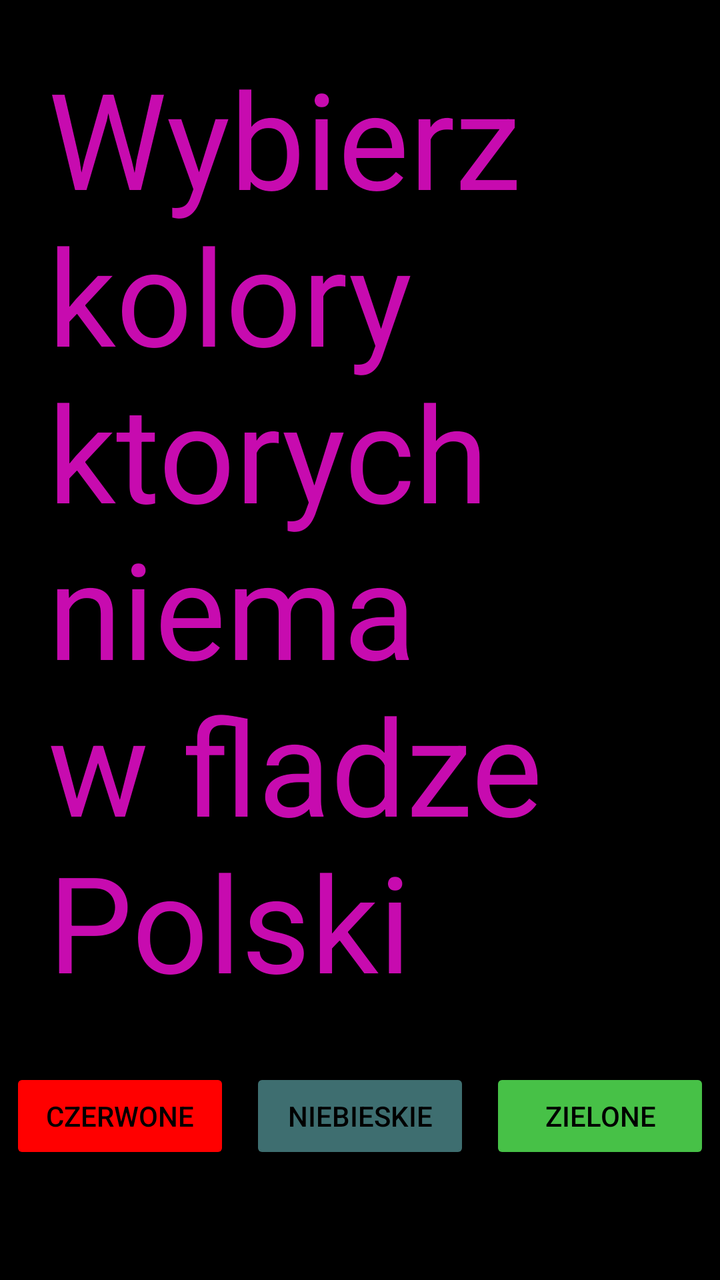
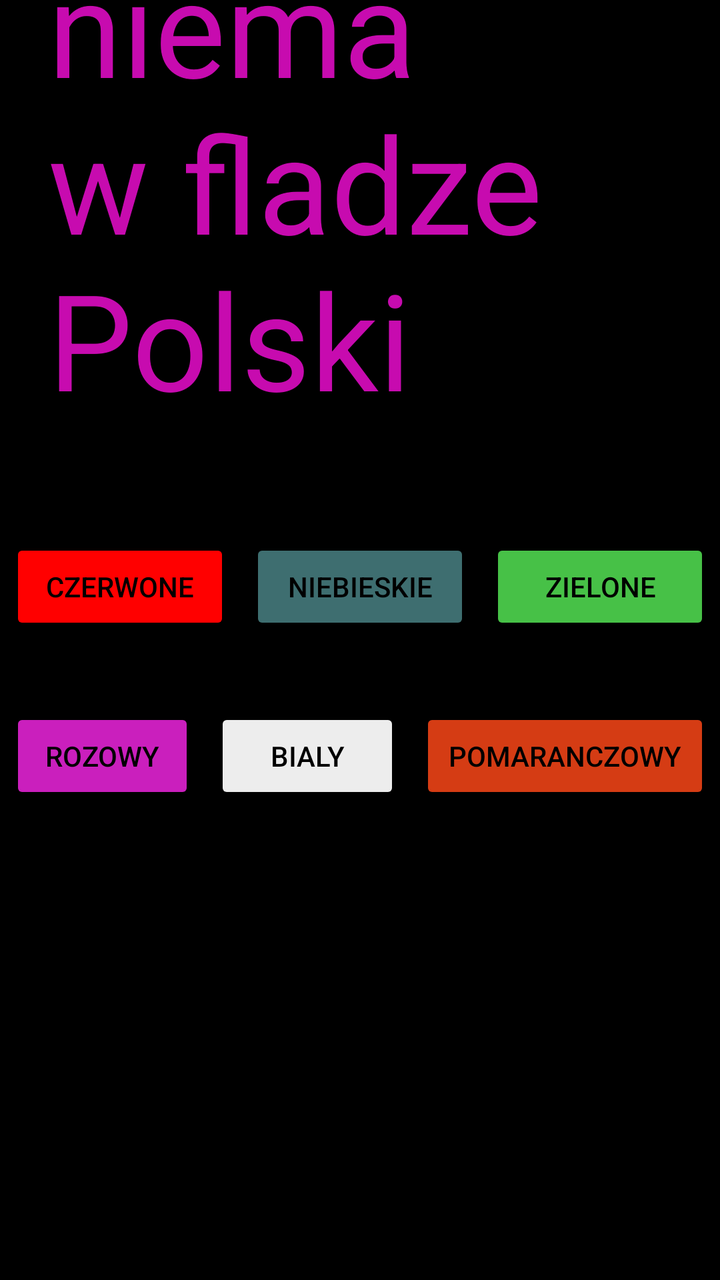

Screens rendered from an Android XML layout before and after an edit, with the pre-edit source and the edit as a unified diff.
<!-- AndroidManifest.xml: application theme Theme.Projekt1mojhehe -->
<!-- res/layout/activity_main.xml -->
<?xml version="1.0" encoding="utf-8"?>
<LinearLayout xmlns:android="http://schemas.android.com/apk/res/android"
    xmlns:app="http://schemas.android.com/apk/res-auto"
    xmlns:tools="http://schemas.android.com/tools"
    android:id="@+id/main"
    android:layout_width="match_parent"
    android:layout_height="wrap_content"
    android:background="#F000"
    android:orientation="vertical"
    tools:context=".MainActivity">


    <TextView
        android:layout_width="match_parent"
        android:layout_height="wrap_content"
        android:layout_margin="16dp"
        android:padding="8dp"
        android:text="Wybierz kolory ktorych niema w fladze Polski"
        android:textColor="#C70BAF"
        android:textSize="67sp" />
    
    
    

    <LinearLayout
        android:layout_width="match_parent"
        android:layout_height="match_parent"
        android:orientation="horizontal">

        <Button
            android:id="@+id/button"
            android:layout_width="match_parent"
            android:layout_height="wrap_content"
            android:text="Czerwone"
            android:backgroundTint="#F00"
            android:layout_weight="1"
            android:layout_margin="5dp"
            android:textColor="#F000"/>

        <Button
            android:id="@+id/button2"
            android:layout_width="match_parent"
            android:layout_height="wrap_content"
            android:text="Niebieskie"
            android:backgroundTint="#807DDBE0"
            android:layout_weight="1"
            android:layout_margin="5dp"
            android:textColor="#F000"/>

        <Button
            android:id="@+id/button3"
            android:layout_width="match_parent"
            android:layout_height="wrap_content"
            android:text="Zielone"
            android:backgroundTint="#47C147"
            android:layout_weight="1"
            android:layout_margin="5dp"
            android:textColor="#F000"/>
    </LinearLayout>


    <LinearLayout
        android:layout_width="match_parent"
        android:layout_height="191dp"
        android:orientation="horizontal">

        <Button
            android:id="@+id/button4"
            android:layout_width="wrap_content"
            android:layout_height="wrap_content"
            android:layout_margin="5dp"
            android:layout_weight="1"
            android:backgroundTint="#CA1FBD"
            android:text="rozowy"
            android:textColor="#F000" />

        <Button
            android:id="@+id/button5"
            android:layout_width="wrap_content"
            android:layout_height="wrap_content"
            android:layout_margin="5dp"
            android:layout_weight="1"
            android:backgroundTint="#EDEDED"
            android:text="Bialy"
            android:textColor="#F000" />

        <Button
            android:id="@+id/button6"
            android:layout_width="wrap_content"
            android:layout_height="wrap_content"
            android:layout_margin="5dp"
            android:layout_weight="1"
            android:backgroundTint="#D53C14"
            android:text="pomaranczowy"
            android:textColor="#F000" />
    </LinearLayout>

</LinearLayout>
<!-- resources referenced by this layout -->
<resources>
  <style name="Theme.Projekt1mojhehe" parent="Base.Theme.Projekt1mojhehe" />
  <style name="Base.Theme.Projekt1mojhehe" parent="Theme.Material3.DayNight.NoActionBar">
          
          
      </style>
</resources>

<!-- the commit's change to res/layout/activity_main.xml (unified diff, before → after) -->
@@ -7,6 +7,7 @@
     android:layout_height="wrap_content"
     android:background="#F000"
     android:orientation="vertical"
+    android:gravity="center"
     tools:context=".MainActivity">
 
 
@@ -25,7 +26,8 @@
     <LinearLayout
         android:layout_width="match_parent"
         android:layout_height="match_parent"
-        android:orientation="horizontal">
+        android:orientation="horizontal"
+        android:gravity="center">
 
         <Button
             android:id="@+id/button"
@@ -35,7 +37,9 @@
             android:backgroundTint="#F00"
             android:layout_weight="1"
             android:layout_margin="5dp"
-            android:textColor="#F000"/>
+            android:textColor="#F000"
+            android:onClick="sprawdzOK"
+            />
 
         <Button
             android:id="@+id/button2"
@@ -61,8 +65,9 @@
 
     <LinearLayout
         android:layout_width="match_parent"
-        android:layout_height="191dp"
-        android:orientation="horizontal">
+        android:layout_height="582dp"
+        android:orientation="horizontal"
+        >
 
         <Button
             android:id="@+id/button4"
